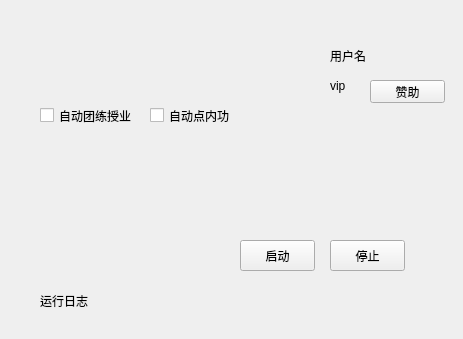
Before: the Qt Designer form qt_ui/main.ui in nathonNot/game_robot, drawn with Qt 5.
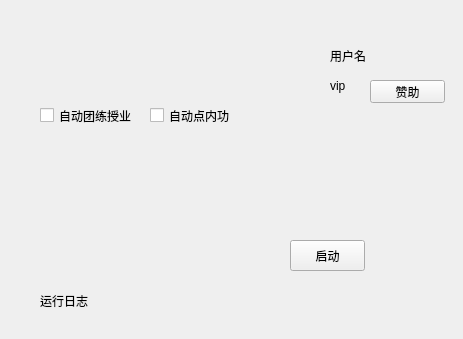
After: the same form once the commit is applied.

Commit message: 按钮绑定事件

```diff
--- a/qt_ui/main.ui
+++ b/qt_ui/main.ui
@@ -16,7 +16,7 @@
   <widget class="QPushButton" name="bt_start_up">
    <property name="geometry">
     <rect>
-     <x>240</x>
+     <x>290</x>
      <y>240</y>
      <width>75</width>
      <height>31</height>
@@ -26,19 +26,6 @@
     <string>启动</string>
    </property>
   </widget>
-  <widget class="QPushButton" name="bt_stop">
-   <property name="geometry">
-    <rect>
-     <x>330</x>
-     <y>240</y>
-     <width>75</width>
-     <height>31</height>
-    </rect>
-   </property>
-   <property name="text">
-    <string>停止</string>
-   </property>
-  </widget>
   <widget class="QLabel" name="lb_user_name">
    <property name="geometry">
     <rect>
```
Left out of the diff: 2 changed lines with no effect on the pictures. The commit also changes 6 other files.
